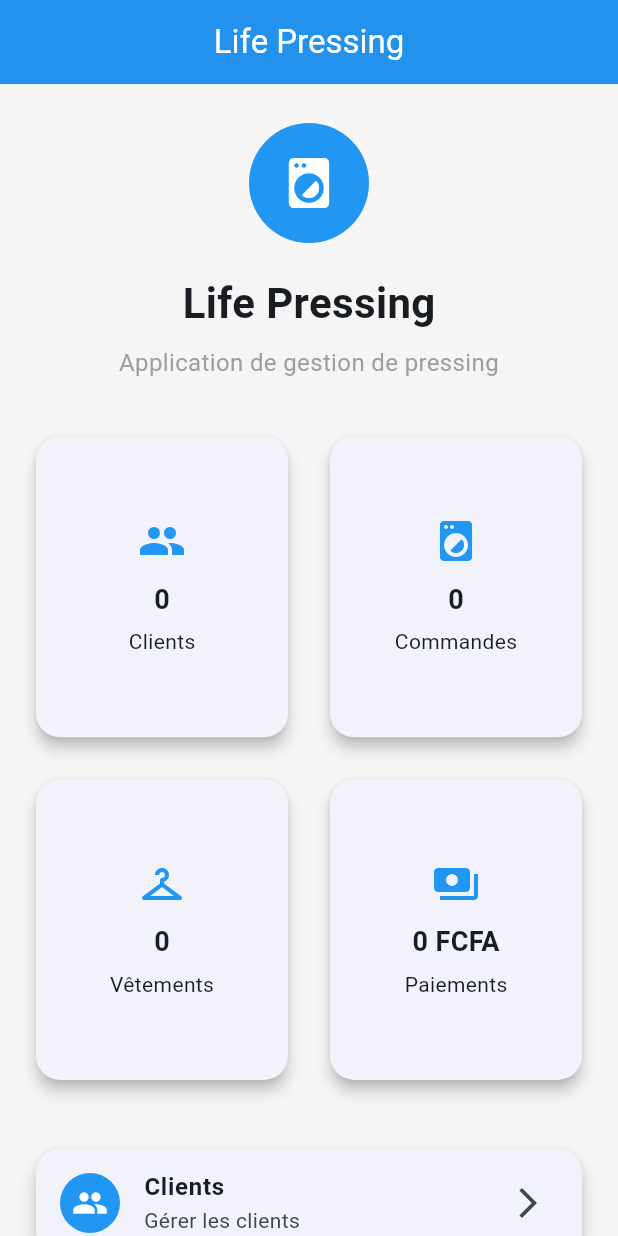
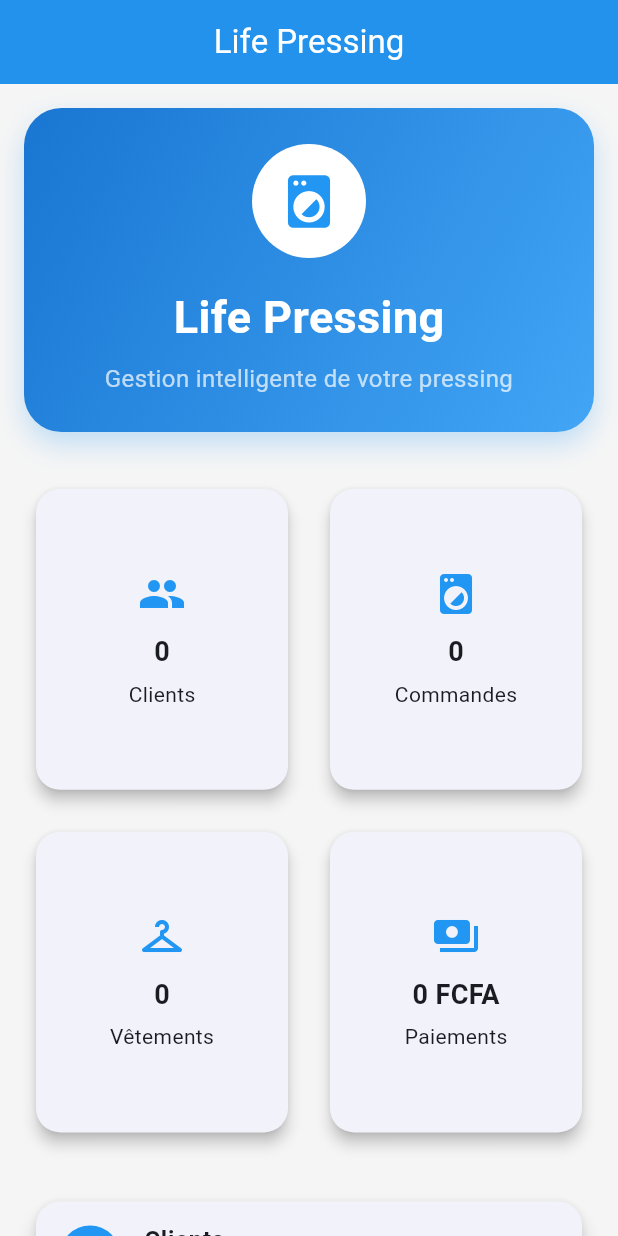
Before and after one commit to ndouakacoupaulisrael-boop/life-pressing, a Flutter app: the screen it shows after launch, on a phone screen of 412 x 824 dp. Run offline on Flutter 3.47's test engine with Material 3 defaults, Android fonts, the light colour scheme and no system bars; our stand-ins replace pdf, printing, sqflite; accounts and stored records are empty.

Commit message:
Restauration du  HomeScreen

```diff
--- a/lib/screens/home_screen.dart
+++ b/lib/screens/home_screen.dart
@@ -41,6 +41,13 @@
   int nombreCommandes = 0;
   int nombreVetements = 0;
   double totalPaiements = 0;
+
+  @override
+  void initState() {
+    super.initState();
+    chargerStatistiques();
+  }
+
   Future<void> chargerStatistiques() async {
     nombreClients =
         await DatabaseHelper.instance.getNombreClients();
@@ -56,10 +63,14 @@
 
     setState(() {});
   }
-@override
-void initState() {
-  super.initState();
-  chargerStatistiques();
+
+  String formatMontant(double montant) {
+    final texte = montant.toStringAsFixed(0);
+
+    return texte.replaceAllMapped(
+      RegExp(r'\B(?=(\d{3})+(?!\d))'),
+      (match) => ' ',
+    );
   }
     Widget buildMenuCard({
     required BuildContext context,
@@ -67,7 +78,7 @@
     required String title,
     required String subtitle,
     required Widget page,
-}){
+  }) {
     return Card(
       elevation: 5,
       child: ListTile(
@@ -94,11 +105,10 @@
 
           await chargerStatistiques();
         },
-
-
       ),
     );
   }
+
   Widget buildStatCard(
     String titre,
     String valeur,
@@ -146,38 +156,60 @@
           padding: const EdgeInsets.all(16.0),
           child: Column(
             children: [
-           const SizedBox(height: 10),
-
+              Container(
+                width: double.infinity,
+                padding: const EdgeInsets.all(24),
+                decoration: BoxDecoration(
+                  gradient: LinearGradient(
+                    colors: [
+                      Colors.blue.shade700,
+                      Colors.blue.shade400,
+                    ],
+                    begin: Alignment.topLeft,
+                    end: Alignment.bottomRight,
+                  ),
+                  borderRadius: BorderRadius.circular(25),
+                  boxShadow: [
+                    BoxShadow(
+                      color: Colors.blue.withOpacity(0.25),
+                      blurRadius: 15,
+                      offset: const Offset(0, 8),
+                    ),
+                  ],
+                ),
+                child: Column(
+                  children: const [
                     CircleAvatar(
-  radius: 40,
-  backgroundColor: Colors.blue,
+                      radius: 38,
+                      backgroundColor: Colors.white,
                       child: Icon(
                         Icons.local_laundry_service,
-    size: 40,
+                        size: 42,
+                        color: Colors.blue,
+                      ),
+                    ),
+                    SizedBox(height: 18),
+                    Text(
+                      "Life Pressing",
+                      style: TextStyle(
                         color: Colors.white,
+                        fontSize: 30,
+                        fontWeight: FontWeight.bold,
+                      ),
+                    ),
+                    SizedBox(height: 8),
+                    Text(
+                      "Gestion intelligente de votre pressing",
+                      textAlign: TextAlign.center,
+                      style: TextStyle(
+                        color: Colors.white70,
+                        fontSize: 16,
+                      ),
+                    ),
+                  ],
                 ),
               ),
 
-const SizedBox(height: 20),
-
-const Text(
-  "Life Pressing",
-  style: TextStyle(
-    fontSize: 28,
-    fontWeight: FontWeight.bold,
-  ),
-),
-
-const SizedBox(height: 8),
-
-const Text(
-  "Application de gestion de pressing",
-  textAlign: TextAlign.center,
-  style: TextStyle(
-    fontSize: 16,
-    color: Colors.grey,
-  ),
-),
               const SizedBox(height: 30),
 
               GridView.count(
@@ -205,7 +237,7 @@
                   ),
                   buildStatCard(
                     "Paiements",
-      "${totalPaiements.toStringAsFixed(0)} FCFA",
+                    "${formatMontant(totalPaiements)} FCFA",
                     Icons.payments,
                   ),
                 ],
@@ -220,7 +252,9 @@
                 subtitle: "Gérer les clients",
                 page: const ClientScreen(),
               ),
+
               const SizedBox(height: 12),
+
               buildMenuCard(
                 context: context,
                 icon: Icons.local_laundry_service,
@@ -228,7 +262,9 @@
                 subtitle: "Gérer les commandes",
                 page: const CommandeScreen(),
               ),
+
               const SizedBox(height: 12),
+
               buildMenuCard(
                 context: context,
                 icon: Icons.checkroom,
@@ -236,7 +272,9 @@
                 subtitle: "Gérer les vêtements",
                 page: const VetementScreen(),
               ),
+
               const SizedBox(height: 12),
+
               buildMenuCard(
                 context: context,
                 icon: Icons.payment,
@@ -244,7 +282,9 @@
                 subtitle: "Gérer les paiements",
                 page: const PaiementScreen(),
               ),
+
               const SizedBox(height: 12),
+
               buildMenuCard(
                 context: context,
                 icon: Icons.analytics,
@@ -252,8 +292,6 @@
                 subtitle: "Voir les statistiques",
                 page: const StatistiqueScreen(),
               ),
-
-
             ],
           ),
         ),
```
Lines whose indentation alone changed are shown as unchanged.
